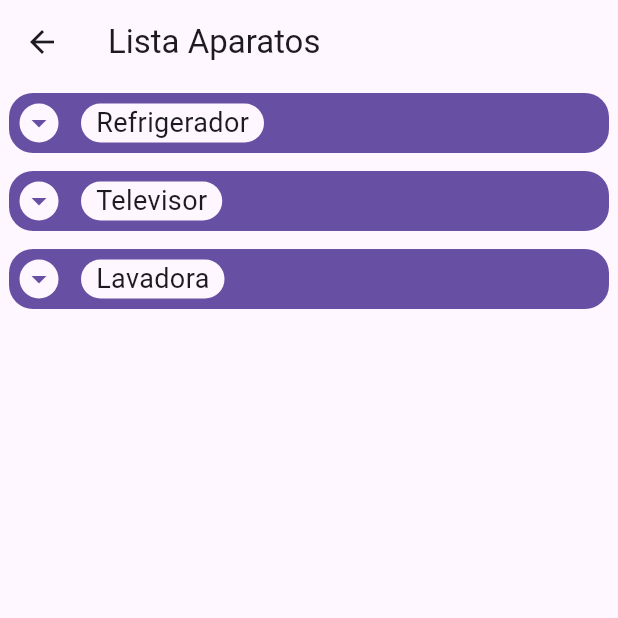
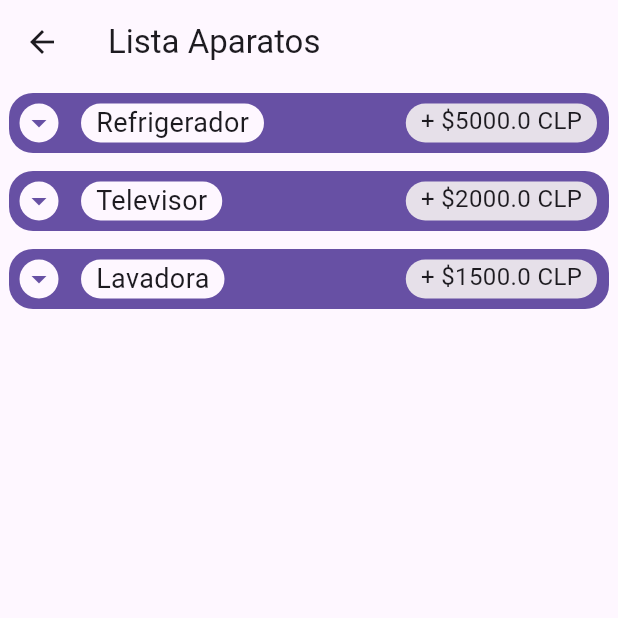
Before and after one commit to J4viersitoX/flutter-app, a Flutter app: the ListaAparatos screen opened directly, on a phone screen of 412 x 824 dp, the top half of it. Run offline on Flutter 3.47's test engine with Material 3 defaults, Android fonts, the phone set to English and light mode, and no system bars; our stand-ins replace dash_chat_2, flutter_gemini, flutter_svg.

Commit message:
valor mensual en barra (no abajo)

```diff
--- a/lib/lista_aparatos.dart
+++ b/lib/lista_aparatos.dart
@@ -96,6 +96,21 @@ class _ItemAparatoState extends State<ItemAparato> with TickerProviderStateMixin
                           )
                         )
                       ),
+                    ),
+                    Padding(
+                      padding: const EdgeInsets.symmetric(horizontal: 8.0),
+                      child: Align(
+                        alignment: Alignment.centerRight,
+                        child: Container(
+                          height: 26,
+                          padding: const EdgeInsets.symmetric(horizontal: 10.0),
+                          decoration: BoxDecoration(
+                            borderRadius: const BorderRadius.all(Radius.circular(13.0)),
+                            color: Theme.of(context).colorScheme.surfaceContainerHighest
+                          ),
+                          child: Text("+ \$${widget.costoMes} CLP", style: const TextStyle(fontSize: 16))
+                        ),
+                      ),
                     )
                   ],
                 ),
@@ -131,13 +146,13 @@ class _ItemAparatoState extends State<ItemAparato> with TickerProviderStateMixin
                       ),
                     ),
                     Expanded(
-                      flex: 2,
-                      child: Text("${widget.modelo}\n${widget.potencia} W • ${widget.hrsSemana} h/sem", textAlign: TextAlign.center,)
+                      flex: 3,
+                      child: Text(
+                        "${widget.modelo}\n${widget.potencia} W • ${widget.hrsSemana} h/semana",
+                        textAlign: TextAlign.center,
+                        style: const TextStyle(height: 2)
+                      )
                     ),
-                    Expanded(
-                      flex: 1,
-                      child: Text("\$${widget.costoMes}\nCLP", textAlign: TextAlign.center,)
-                    )
                   ],
                 ),
               ),
```
